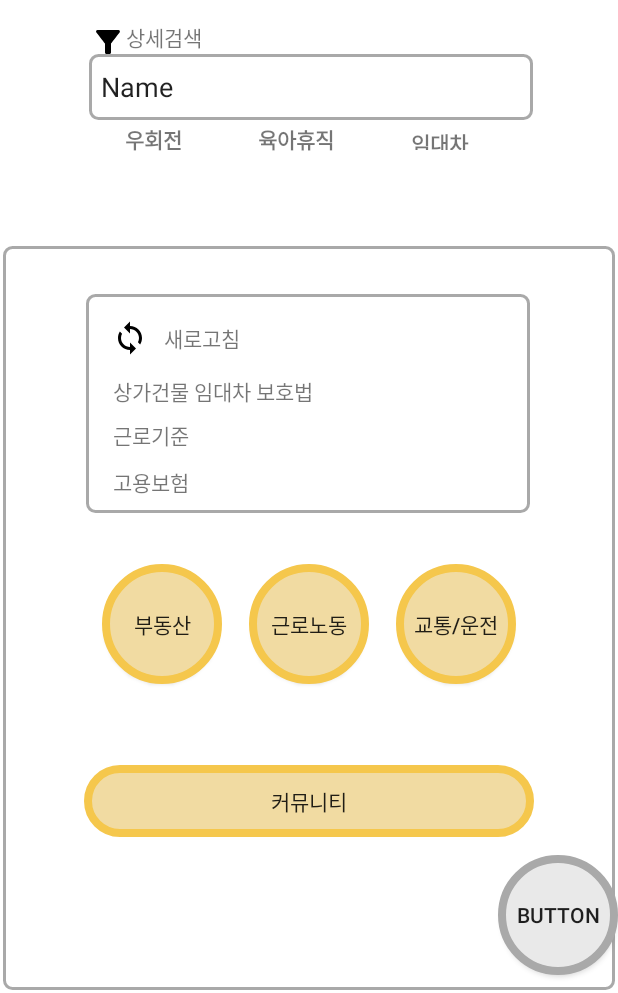
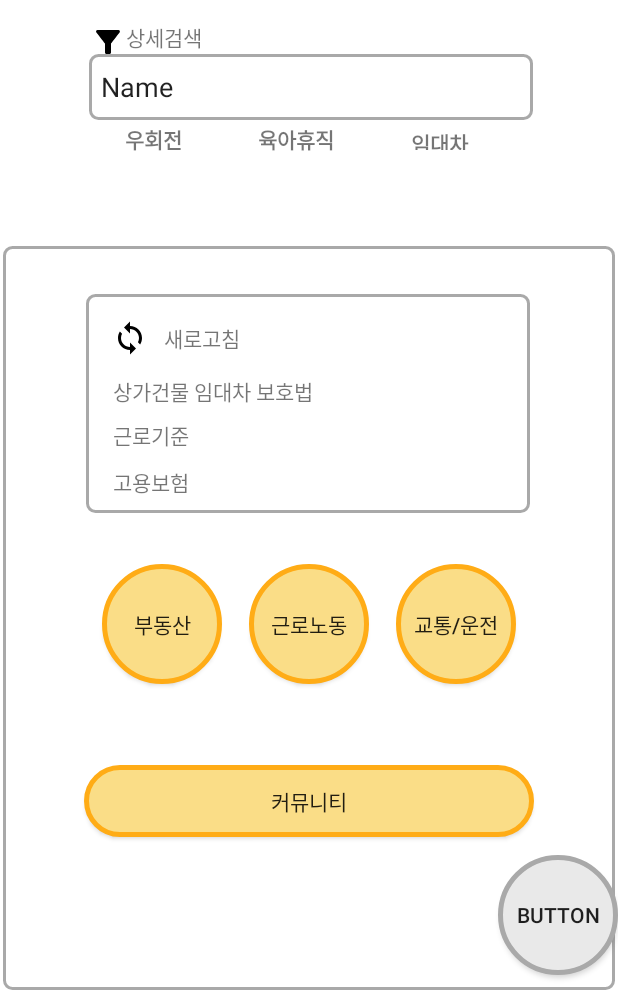
Before and after one commit to snyann/HolLaw_android, an Android app: the screen it shows after launch (MainActivity), on a phone screen of 412 x 824 dp, the part 243-1236 px from its top. Run offline under Robolectric (Android 15) with nearby library versions, the phone set to English and light mode, and no system bars.

Commit message:
색 수정 및 이름 일부 변경

```diff
--- a/app/src/main/java/com/example/community/community.java
+++ b/app/src/main/java/com/example/community/community.java
@@ -10,7 +10,7 @@ public class community extends Activity {
     @Override
     protected void onCreate(Bundle savedInstanceState) {
         super.onCreate(savedInstanceState);
-        setContentView(R.layout.community);
+        setContentView(R.layout.activity_community);
         ImageButton ib_writing = (ImageButton) findViewById(R.id.ib_writing);
         ib_writing.setOnClickListener(new View.OnClickListener() {
             @Override
--- a/app/src/main/res/drawable/custom_btn_g.xml
+++ b/app/src/main/res/drawable/custom_btn_g.xml
@@ -6,7 +6,7 @@
             <solid android:color="#e9e9e9" />
             <!-- 테두리 -->
             <stroke
-                android:width="5dp"
+                android:width="3dp"
                 android:color="#a9a9a9" />
             <corners
                 android:bottomLeftRadius="250dp"
--- a/app/src/main/res/drawable/custom_btn_y.xml
+++ b/app/src/main/res/drawable/custom_btn_y.xml
@@ -3,11 +3,11 @@
     <item android:state_pressed="false">
         <shape>
             <!-- 배경 -->
-            <solid android:color="#FFF1DBA2" />
+            <solid android:color="#fadd87" />
             <!-- 테두리 -->
             <stroke
-                android:width="5dp"
-                android:color="#f5c74c" />
+                android:width="3dp"
+                android:color="#FFAC16" />
             <corners
                 android:bottomLeftRadius="250dp"
                 android:bottomRightRadius="250dp"
--- a/app/src/main/res/layout/activity_main.xml
+++ b/app/src/main/res/layout/activity_main.xml
@@ -244,7 +244,8 @@
             app:layout_constraintBottom_toBottomOf="parent"
             app:layout_constraintEnd_toEndOf="parent"
             app:layout_constraintStart_toStartOf="parent"
-            app:layout_constraintTop_toBottomOf="@+id/btn_community" />
+            app:layout_constraintTop_toBottomOf="@+id/btn_community"
+            />
     </androidx.constraintlayout.widget.ConstraintLayout>
 
     <TextView
```
Also changed, not shown: app/src/main/res/layout/lawyer_first.xml (+4 -3 lines), app/src/main/res/layout/activity_chatbot.xml (renamed from app/src/main/res/layout/chatbot_guideline.xml), app/src/main/res/layout/activity_community.xml (renamed from app/src/main/res/layout/community.xml).
